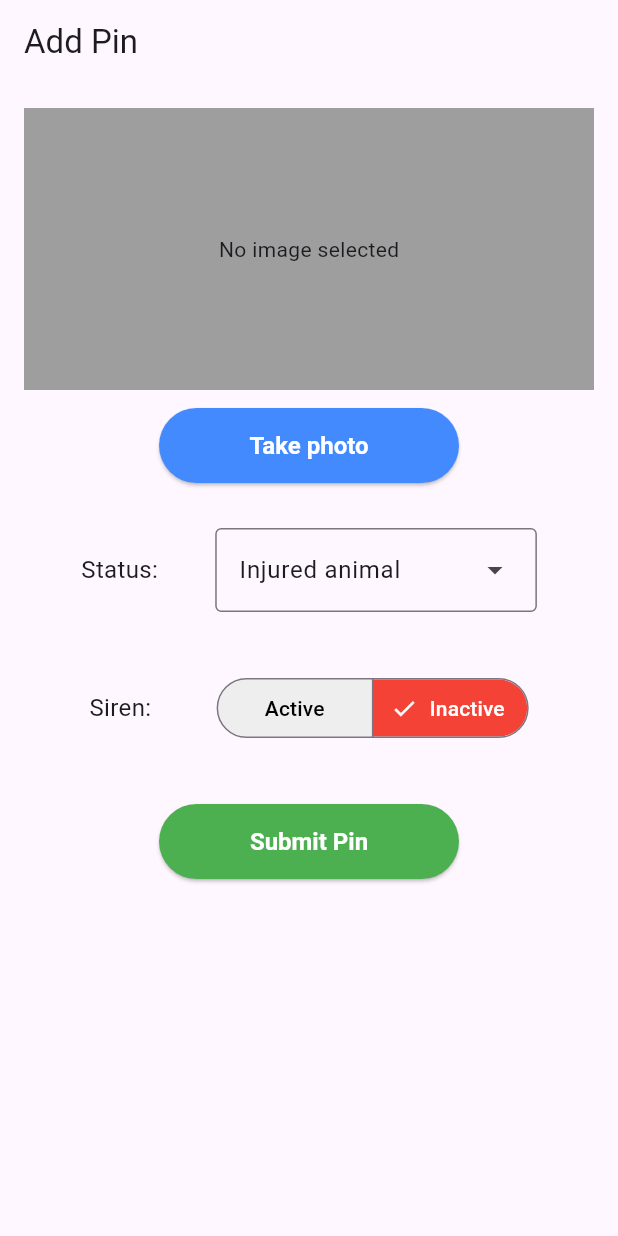
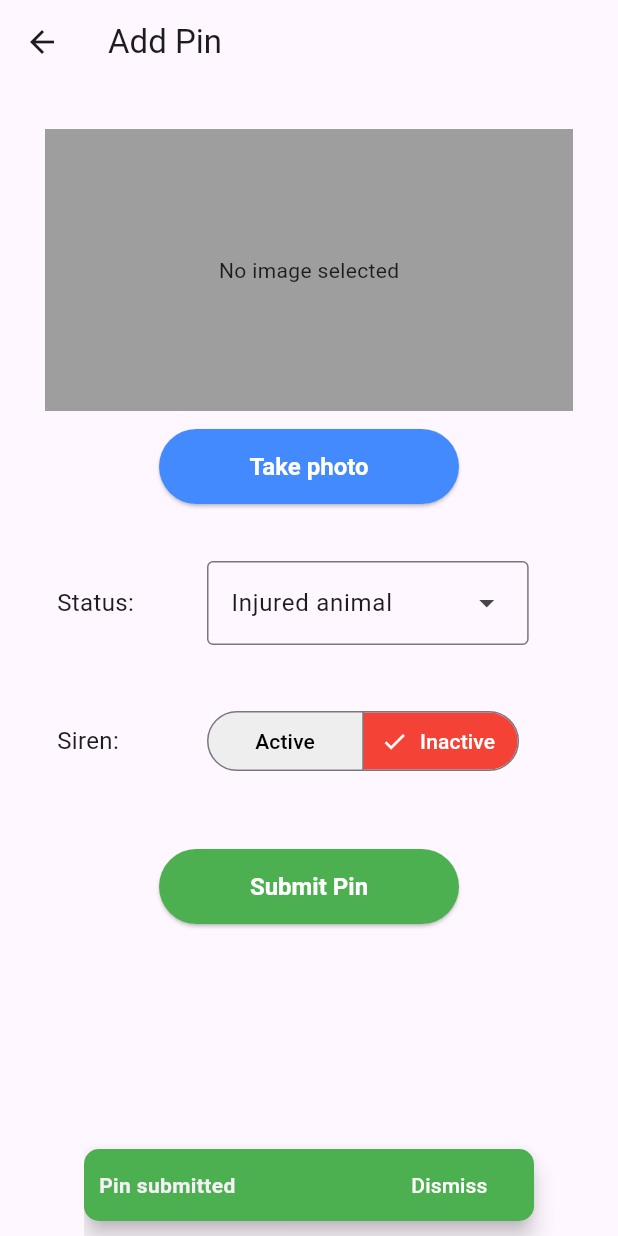
Before and after one commit to adrinorosario/wildlife_animal_tracking, a Flutter app: the AddPin screen opened directly, after a tap on "Submit Pin", on a phone screen of 412 x 824 dp. Run offline on Flutter 3.47's test engine with Material 3 defaults, Android fonts, the phone set to English and light mode, and no system bars; our stand-ins replace image_picker, toggle_switch.

Commit message:
set up the navigation from home page to add pin, navigation back to homepage after adding the pin details yet to be implemented; alignment sorted for now in the add pin page and all widgets properly containerised to improve better scaling and further UI enhancements; comments not yet added, need to add them

```diff
--- a/lib/add_pin.dart
+++ b/lib/add_pin.dart
@@ -52,7 +52,7 @@
     return Scaffold(
       appBar: AppBar(title: const Text("Add Pin")),
       body: Padding(
-        padding: const EdgeInsets.all(16.0),
+        padding: const EdgeInsets.all(30.0),
         child: SingleChildScrollView(
           child: Column(
             // mainAxisAlignment: MainAxisAlignment.center,
@@ -62,15 +62,20 @@
                   children: [
                     SizedBox(height: 250, child: CameraCapture()),
                     const SizedBox(height: 30),
-                    Column(
+                    Padding(
+                      padding: const EdgeInsets.all(8.0),
+                      child: Column(
                         mainAxisAlignment: MainAxisAlignment.start,
                         children: [
                           Row(
-                          mainAxisAlignment: MainAxisAlignment.spaceEvenly,
+                            mainAxisAlignment: MainAxisAlignment.start,
                             children: [
-                            const Text(
+                              const SizedBox(
+                                width: 100,
+                                child: Text(
                                   "Status:",
                                   style: TextStyle(fontSize: 16),
+                                ),
                               ),
                               DropdownMenu<PinType>(
                                 initialSelection: PinType.values.first,
@@ -85,11 +90,14 @@
                           ),
                           const SizedBox(height: 40),
                           Row(
-                          mainAxisAlignment: MainAxisAlignment.spaceEvenly,
+                            mainAxisAlignment: MainAxisAlignment.start,
                             children: [
-                            const Text(
+                              const SizedBox(
+                                width: 100,
+                                child: Text(
                                   "Siren:",
                                   style: TextStyle(fontSize: 16),
+                                ),
                               ),
                               // ToggleSwitch(
                               //   minWidth: 90.0,
@@ -141,6 +149,7 @@
                           ),
                         ],
                       ),
+                    ),
                   ],
                 ),
               ),
@@ -148,7 +157,32 @@
               Padding(
                 padding: const EdgeInsets.all(16.0),
                 child: ElevatedButton(
+                  onPressed: () {
+                    ScaffoldMessenger.of(context).showSnackBar(
+                      SnackBar(
+                        content: const Text(
+                          "Pin submitted",
+                          style: TextStyle(
+                            fontSize: 14,
+                            fontWeight: FontWeight.bold,
+                          ),
+                        ),
+                        duration: const Duration(seconds: 2),
+                        width: 300,
+                        padding: const EdgeInsets.symmetric(horizontal: 10),
+                        behavior: SnackBarBehavior.floating,
+                        shape: RoundedRectangleBorder(
+                          borderRadius: BorderRadius.circular(10),
+                        ),
+                        backgroundColor: Colors.green[500],
+                        action: SnackBarAction(
+                          label: "Dismiss",
+                          textColor: Colors.white,
                           onPressed: () {},
+                        ),
+                      ),
+                    );
+                  },
                   child: const Text("Submit Pin"),
                   style: ElevatedButton.styleFrom(
                     minimumSize: const Size(200, 50),
--- a/pubspec.yaml
+++ b/pubspec.yaml
@@ -40,6 +40,7 @@
   path: ^1.9.1
   image_picker: ^1.2.1
   toggle_switch: ^2.3.0
+  fluttertoast: ^9.0.0
 
 dev_dependencies:
   flutter_test:
```
Also changed, not shown: lib/main.dart (+16 -13 lines), pubspec.lock, 2 other files. Lines whose indentation alone changed are shown as unchanged.
